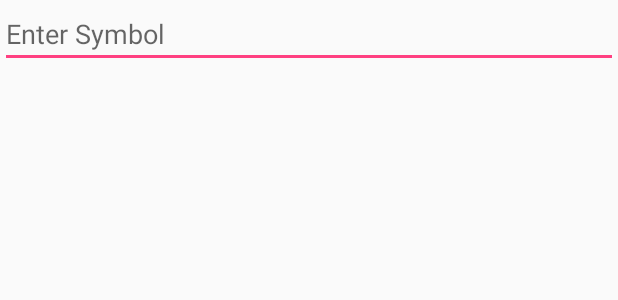
After one commit to jlillioja/TastyTracker, an Android app: the layout activity_add_symbol.xml on its own in the app's theme, with its tools: preview values and no code run, on a phone screen of 412 x 824 dp. The commit adds this screen. Shown: the top 300 px of the screen. Run offline under Robolectric (Android 15) with nearby library versions, the phone set to English and light mode, and no system bars.

Commit message:
Can now add stocks. Symbols autocomplete from Tastyworks.

```diff
--- a/app/src/main/AndroidManifest.xml
+++ b/app/src/main/AndroidManifest.xml
@@ -39,7 +39,9 @@
                 <data android:scheme="@string/fb_login_protocol_scheme" />
             </intent-filter>
         </activity>
-        <activity android:name=".Watchlist.WatchlistActivity"></activity>
+        <activity android:name=".Watchlist.WatchlistActivity" />
+        <activity android:name=".AddSymbol.AddSymbolActivity" />
+        <activity android:name=".Watchlist.AddStockActivity"></activity>
     </application>
 
 </manifest>
--- a/app/src/main/java/com/jlillioja/tastytracker/Facebook/FacebookEndpoint.kt
+++ b/app/src/main/java/com/jlillioja/tastytracker/Facebook/FacebookEndpoint.kt
@@ -1,11 +1,11 @@
 package com.jlillioja.tastytracker.Facebook
 
+import io.reactivex.Observable
 import retrofit2.Call
 import retrofit2.http.GET
 import retrofit2.http.Header
 import retrofit2.http.Path
 import retrofit2.http.Query
-import rx.Observable
 
 interface FacebookEndpoint {
     @GET("me?fields=first_name")
--- a/app/src/main/java/com/jlillioja/tastytracker/YahooFinance/YahooEndpoint.kt
+++ b/app/src/main/java/com/jlillioja/tastytracker/YahooFinance/YahooEndpoint.kt
@@ -1,9 +1,9 @@
 package com.jlillioja.tastytracker.YahooFinance
 
+import io.reactivex.Observable
 import okhttp3.ResponseBody
 import retrofit2.http.GET
 import retrofit2.http.Query
-import rx.Observable
 
 interface YahooEndpoint {
     @GET("quotes.csv")
--- /dev/null
+++ b/app/src/main/res/layout/activity_add_symbol.xml
@@ -0,0 +1,31 @@
+<?xml version="1.0" encoding="utf-8"?>
+<LinearLayout xmlns:android="http://schemas.android.com/apk/res/android"
+    xmlns:tools="http://schemas.android.com/tools"
+    android:layout_width="match_parent"
+    android:layout_height="match_parent"
+    tools:context="com.jlillioja.tastytracker.AddSymbol.AddSymbolActivity"
+    android:orientation="vertical">
+
+    <LinearLayout
+        android:layout_width="match_parent"
+        android:layout_height="wrap_content"
+        android:orientation="horizontal">
+        <EditText
+            android:hint="Enter Symbol"
+            android:id="@+id/symbolEntry"
+            android:layout_width="match_parent"
+            android:layout_height="wrap_content" />
+
+        <Button
+            android:id="@+id/submitButton"
+            android:layout_width="wrap_content"
+            android:layout_height="wrap_content" />
+    </LinearLayout>
+
+    <ListView
+        android:id="@+id/autocompleteList"
+        android:layout_width="match_parent"
+        android:layout_height="wrap_content">
+
+    </ListView>
+</LinearLayout>
--- a/app/src/main/res/menu/menu_watchlist.xml
+++ b/app/src/main/res/menu/menu_watchlist.xml
@@ -6,4 +6,10 @@
         android:title="Add Stock"
         android:orderInCategory="1"
         app:showAsAction="ifRoom" />
+
+    <item
+        android:id="@+id/addList"
+        android:title="Add List"
+        android:orderInCategory="2"
+        app:showAsAction="ifRoom" />
 </menu>
```
Also changed, not shown: app/build.gradle (+13 -10 lines), app/src/main/java/com/jlillioja/tastytracker/AddSymbol/AddSymbolActivity.kt (added, +14 -0 lines), app/src/main/java/com/jlillioja/tastytracker/Facebook/FacebookNetworkWrapper.kt (+4 -4 lines), app/src/main/java/com/jlillioja/tastytracker/Tastyworks/TastyworksEndpoint.kt (added, +14 -0 lines), app/src/main/java/com/jlillioja/tastytracker/Tastyworks/TastyworksNetworkWrapper.kt (added, +28 -0 lines), app/src/main/java/com/jlillioja/tastytracker/Watchlist/AddStockActivity.kt (added, +55 -0 lines), app/src/main/java/com/jlillioja/tastytracker/Watchlist/WatchlistActivity.kt (+83 -27 lines), app/src/main/java/com/jlillioja/tastytracker/YahooFinance/YahooNetworkWrapper.kt (+4 -18 lines), app/src/main/res/layout/activity_add_stock.xml (added, +9 -0 lines), app/src/main/res/layout/activity_watchlist.xml (+10 -9 lines), app/src/main/res/layout/watchlist_row.xml (+4 -4 lines).
